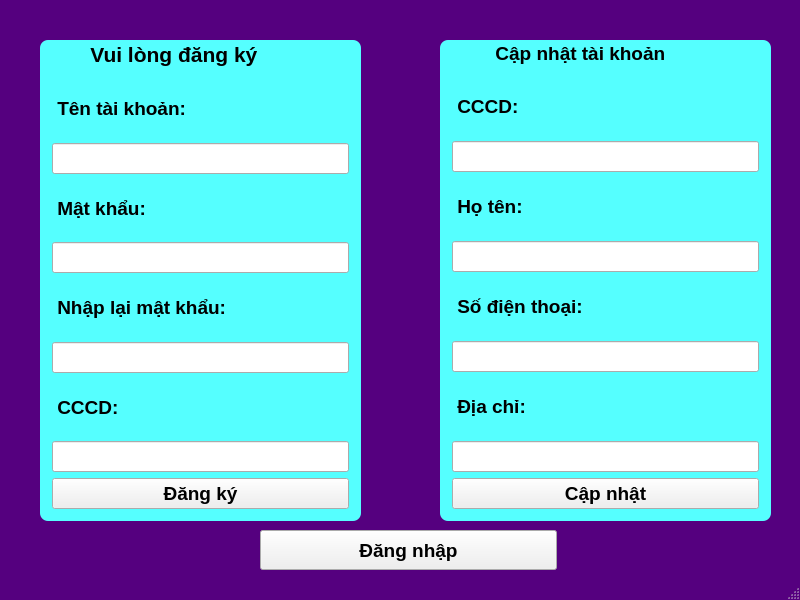
First picture: the form in main_project/dang_ky.ui, repository langkhach612/account_store, before the edit.
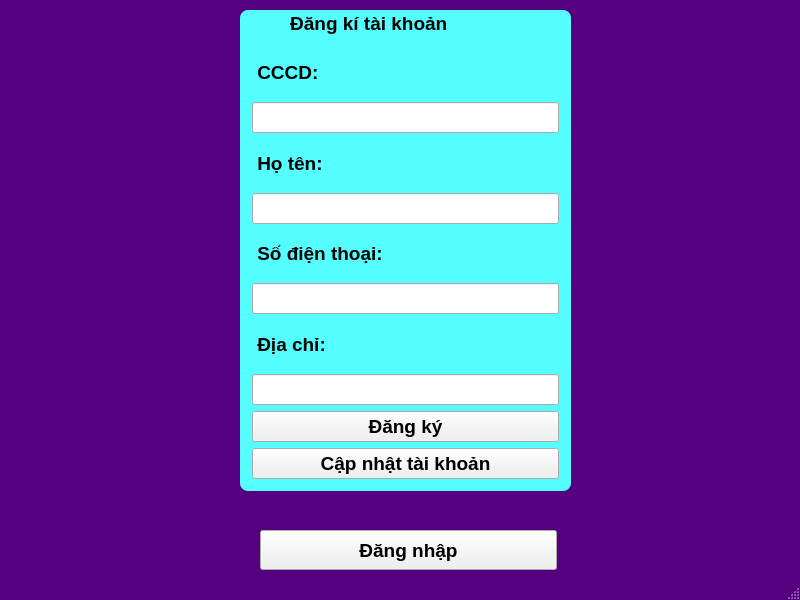
Second picture: the form after the edit. Icons and pictures are not drawn.

The edit to the form file:
```diff
--- a/main_project/dang_ky.ui
+++ b/main_project/dang_ky.ui
@@ -43,179 +43,11 @@
      <string/>
     </property>
    </widget>
-   <widget class="QGroupBox" name="groupBox">
-    <property name="geometry">
-     <rect>
-      <x>40</x>
-      <y>40</y>
-      <width>321</width>
-      <height>481</height>
-     </rect>
-    </property>
-    <property name="font">
-     <font>
-      <pointsize>16</pointsize>
-      <bold>true</bold>
-     </font>
-    </property>
-    <property name="mouseTracking">
-     <bool>false</bool>
-    </property>
-    <property name="layoutDirection">
-     <enum>Qt::LeftToRight</enum>
-    </property>
-    <property name="styleSheet">
-     <string notr="true">#groupBox{
-background:rgb(85, 255, 255);
-border-radius: 8px;
-}</string>
-    </property>
-    <property name="title">
-     <string>        Vui lòng đăng ký</string>
-    </property>
-    <layout class="QVBoxLayout" name="verticalLayout_5">
-     <item>
-      <layout class="QVBoxLayout" name="verticalLayout">
-       <item>
-        <widget class="QLabel" name="label">
-         <property name="font">
-          <font>
-           <pointsize>14</pointsize>
-           <bold>true</bold>
-          </font>
-         </property>
-         <property name="text">
-          <string> Tên tài khoản:</string>
-         </property>
-        </widget>
-       </item>
-       <item>
-        <widget class="QLineEdit" name="textUser">
-         <property name="font">
-          <font>
-           <pointsize>14</pointsize>
-           <bold>true</bold>
-          </font>
-         </property>
-        </widget>
-       </item>
-      </layout>
-     </item>
-     <item>
-      <layout class="QVBoxLayout" name="verticalLayout_2">
-       <item>
-        <widget class="QLabel" name="label_2">
-         <property name="font">
-          <font>
-           <pointsize>14</pointsize>
-           <bold>true</bold>
-          </font>
-         </property>
-         <property name="text">
-          <string> Mật khẩu:</string>
-         </property>
-        </widget>
-       </item>
-       <item>
-        <widget class="QLineEdit" name="textPassword">
-         <property name="font">
-          <font>
-           <pointsize>14</pointsize>
-           <bold>true</bold>
-          </font>
-         </property>
-         <property name="layoutDirection">
-          <enum>Qt::LeftToRight</enum>
-         </property>
-         <property name="echoMode">
-          <enum>QLineEdit::Password</enum>
-         </property>
-        </widget>
-       </item>
-      </layout>
-     </item>
-     <item>
-      <layout class="QVBoxLayout" name="verticalLayout_3">
-       <item>
-        <widget class="QLabel" name="label_3">
-         <property name="font">
-          <font>
-           <pointsize>14</pointsize>
-           <bold>true</bold>
-          </font>
-         </property>
-         <property name="text">
-          <string> Nhập lại mật khẩu:</string>
-         </property>
-        </widget>
-       </item>
-       <item>
-        <widget class="QLineEdit" name="textPassword2">
-         <property name="font">
-          <font>
-           <pointsize>14</pointsize>
-           <bold>true</bold>
-          </font>
-         </property>
-         <property name="echoMode">
-          <enum>QLineEdit::PasswordEchoOnEdit</enum>
-         </property>
-        </widget>
-       </item>
-      </layout>
-     </item>
-     <item>
-      <layout class="QVBoxLayout" name="verticalLayout_4">
-       <item>
-        <widget class="QLabel" name="label_4">
-         <property name="font">
-          <font>
-           <pointsize>14</pointsize>
-           <bold>true</bold>
-          </font>
-         </property>
-         <property name="text">
-          <string> CCCD:</string>
-         </property>
-        </widget>
-       </item>
-       <item>
-        <widget class="QLineEdit" name="textCccd">
-         <property name="font">
-          <font>
-           <pointsize>14</pointsize>
-           <bold>true</bold>
-          </font>
-         </property>
-        </widget>
-       </item>
-      </layout>
-     </item>
-     <item>
-      <widget class="QPushButton" name="btnDangky">
-       <property name="font">
-        <font>
-         <pointsize>14</pointsize>
-         <bold>true</bold>
-        </font>
-       </property>
-       <property name="styleSheet">
-        <string notr="true">#btnDangky:hover{
-background-color:rgb(85, 255, 127);
-}</string>
-       </property>
-       <property name="text">
-        <string>Đăng ký</string>
-       </property>
-      </widget>
-     </item>
-    </layout>
-   </widget>
    <widget class="QGroupBox" name="groupBox_2">
     <property name="geometry">
      <rect>
-      <x>440</x>
-      <y>40</y>
+      <x>240</x>
+      <y>10</y>
       <width>331</width>
       <height>481</height>
      </rect>
@@ -236,7 +68,7 @@
 }</string>
     </property>
     <property name="title">
-     <string>          Cập nhật tài khoản</string>
+     <string>         Đăng kí tài khoản</string>
     </property>
     <layout class="QVBoxLayout" name="verticalLayout_6">
      <item>
@@ -361,7 +193,25 @@
 }</string>
        </property>
        <property name="text">
-        <string>Cập nhật</string>
+        <string>Đăng ký</string>
+       </property>
+      </widget>
+     </item>
+     <item>
+      <widget class="QPushButton" name="btnCapnhat_2">
+       <property name="font">
+        <font>
+         <pointsize>14</pointsize>
+         <bold>true</bold>
+        </font>
+       </property>
+       <property name="styleSheet">
+        <string notr="true">#btnCapnhat:hover{
+background-color:rgb(85, 255, 127);
+}</string>
+       </property>
+       <property name="text">
+        <string>Cập nhật tài khoản</string>
        </property>
       </widget>
      </item>
```
